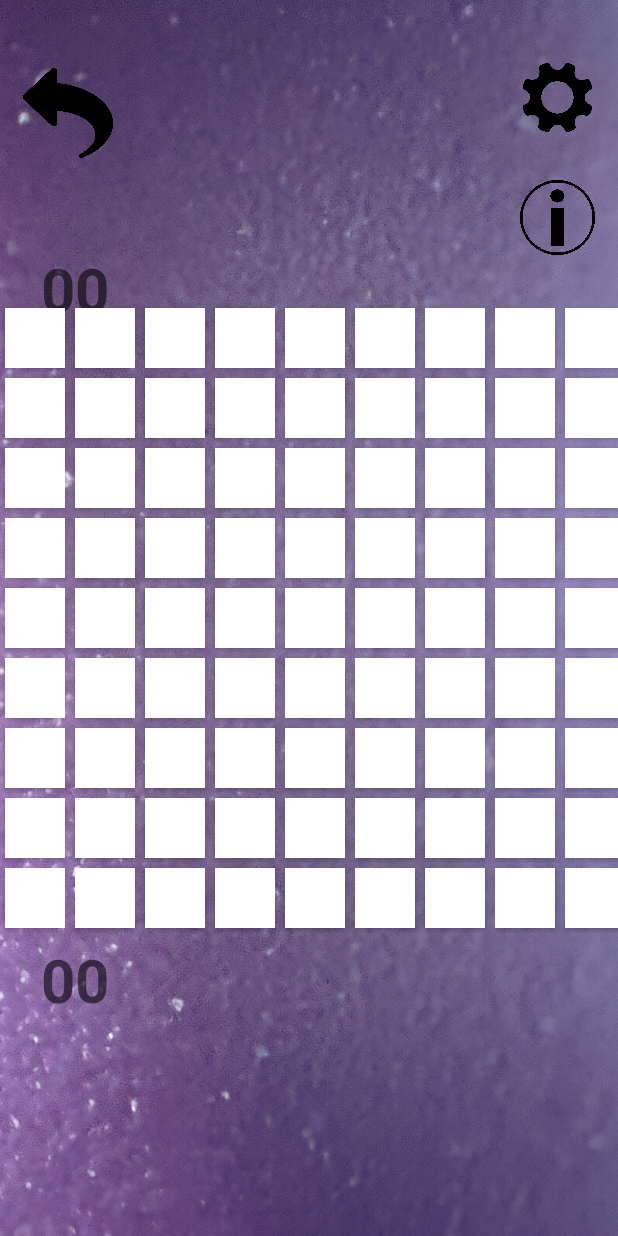
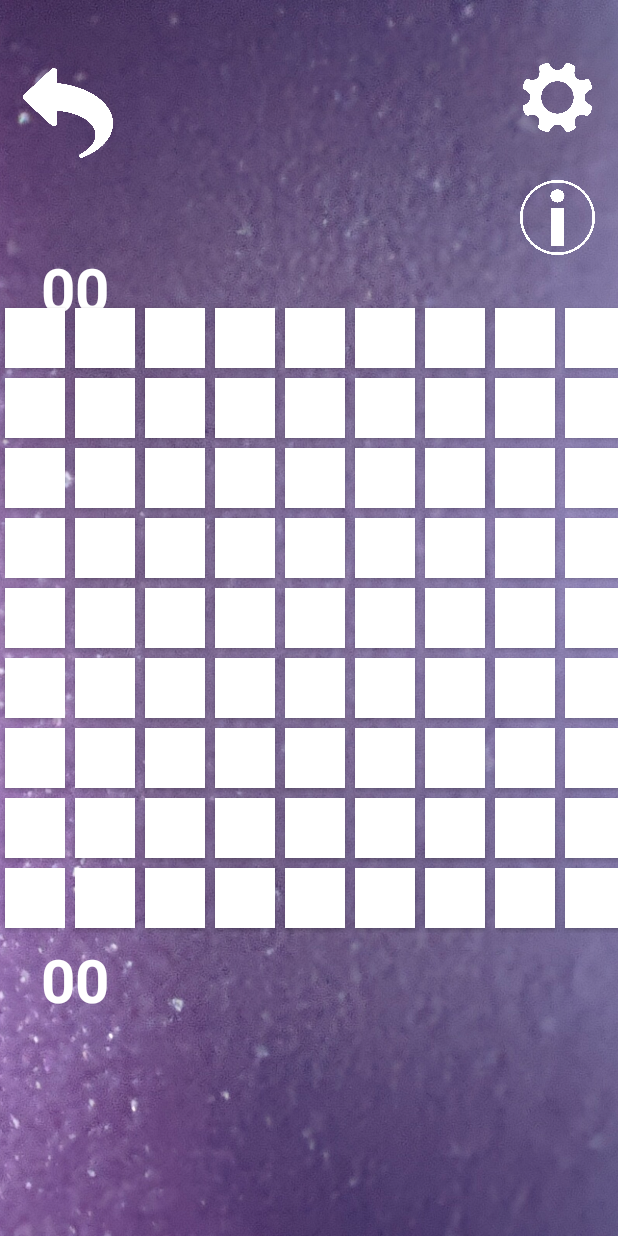
Before and after one commit to Alesioas/Double_TicTacToe, an Android app: the GameStart screen opened directly, with no data from a screen before it, on a phone screen of 412 x 824 dp. Run offline under Robolectric (Android 15) with nearby library versions, the phone set to English and light mode, and no system bars.

Commit message:
Изменен цвет шрифтов

```diff
--- a/app/src/main/res/layout/presettings.xml
+++ b/app/src/main/res/layout/presettings.xml
@@ -21,6 +21,7 @@
             android:layout_height="50dp"
             android:layout_marginTop="40dp"
             android:layout_marginRight="15dp"
+            android:backgroundTint="@color/white"
             android:background="@drawable/settings"/>
         <Button
             android:layout_width="0dp"
@@ -28,6 +29,7 @@
 
         <Button
             android:id="@+id/infogame"
+            android:backgroundTint="@color/white"
             android:layout_width="50dp"
             android:layout_height="50dp"
 
@@ -49,7 +51,7 @@
             android:layout_width="60dp"
             android:layout_height="60dp"
             android:background="@drawable/black_arrow"
-            android:backgroundTint="@color/black" />
+            android:backgroundTint="@color/white" />
 
 
 
@@ -64,7 +66,7 @@
             android:layout_marginTop="60dp"
             android:textSize="40dp"
             android:text="00"
-            android:textColor="@color/black95"
+            android:textColor="@color/white"
             android:textAlignment="center"
             android:textStyle="bold"
             />
@@ -92,7 +94,7 @@
             android:layout_marginTop="65dp"
             android:textSize="40dp"
             android:text="00"
-            android:textColor="@color/black95"
+            android:textColor="@color/white"
             android:textAlignment="center"
             android:textStyle="bold"
             />
```
Also changed, not shown: app/src/main/AndroidManifest.xml (line endings or trailing spaces).
